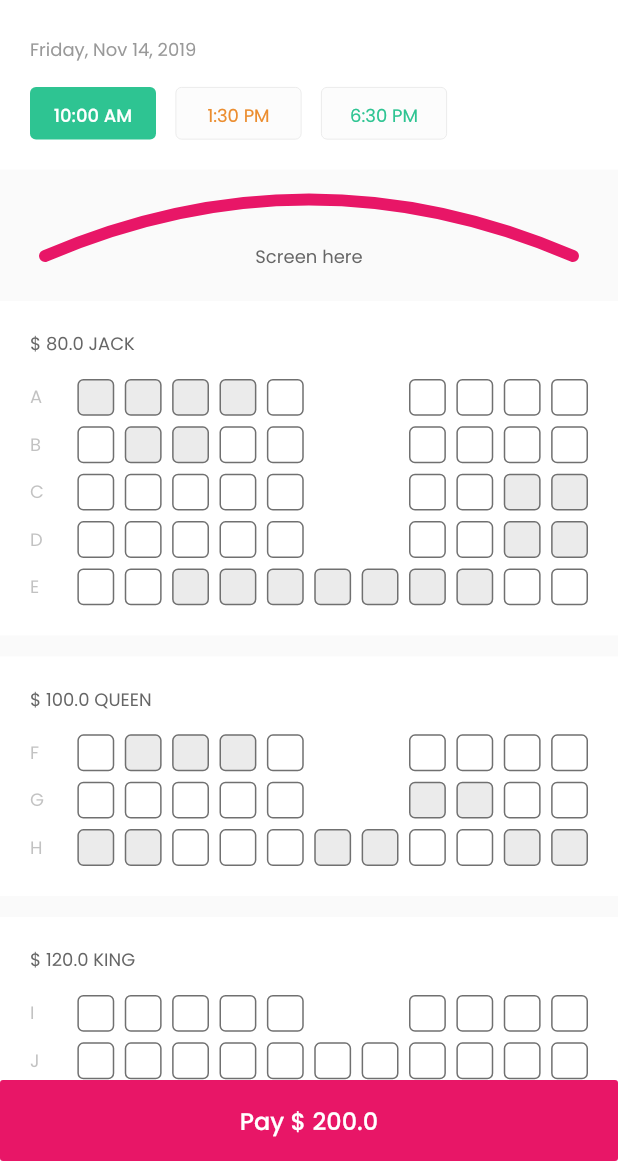
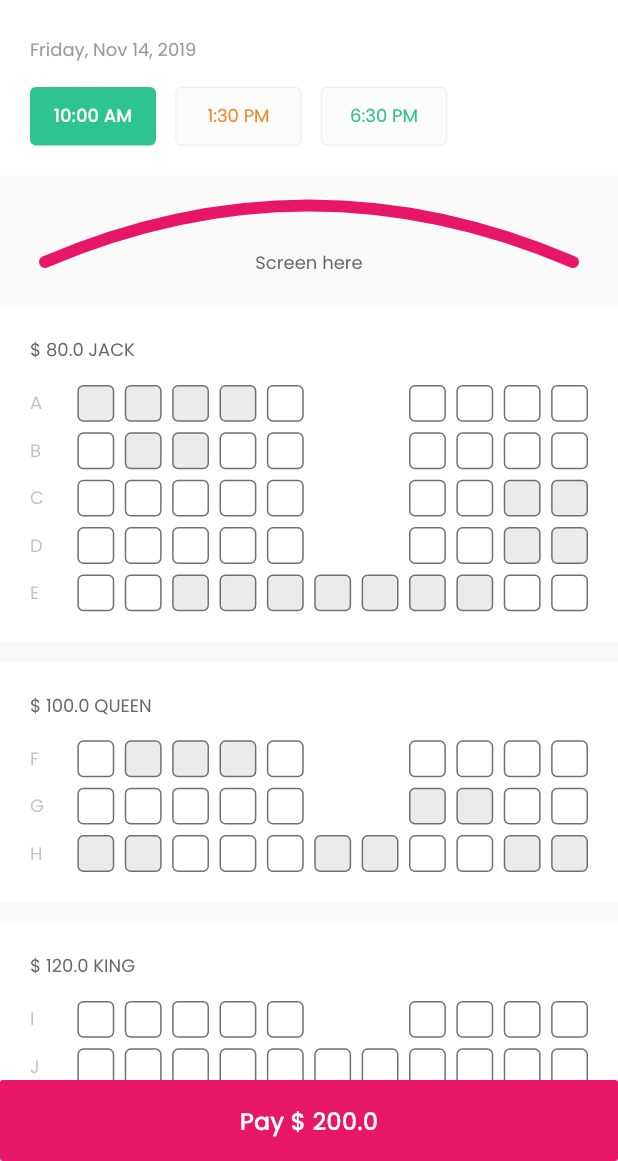
Before and after one commit to robustsolution/findseat-Flutter, a Flutter app: the BookSeatSlotScreen screen opened by its route, on a phone screen of 412 x 824 dp, the part 75-1236 px from its top. Run offline on Flutter 3.47's test engine with Material 2 defaults, Android fonts, the phone set to English and light mode, and no system bars; our stand-ins replace dotted_border, flutter_svg, google_maps_flutter; missing offline and left inert: stripe_payment.

Commit message:
[BookTimeSlot] fix wrap content height of list time

```diff
--- a/lib/presentation/screen/booking/book_time_slot/widget_cine_timeslot.dart
+++ b/lib/presentation/screen/booking/book_time_slot/widget_cine_timeslot.dart
@@ -138,7 +138,6 @@ class _WidgetTimeSlot extends StatelessWidget {
       },
       child: Container(
         width: itemWidth,
-        height: itemHeight,
         padding: EdgeInsets.symmetric(vertical: textPaddingHoz),
         margin: EdgeInsets.only(right: 13, bottom: 13),
         decoration: BoxDecoration(
```
